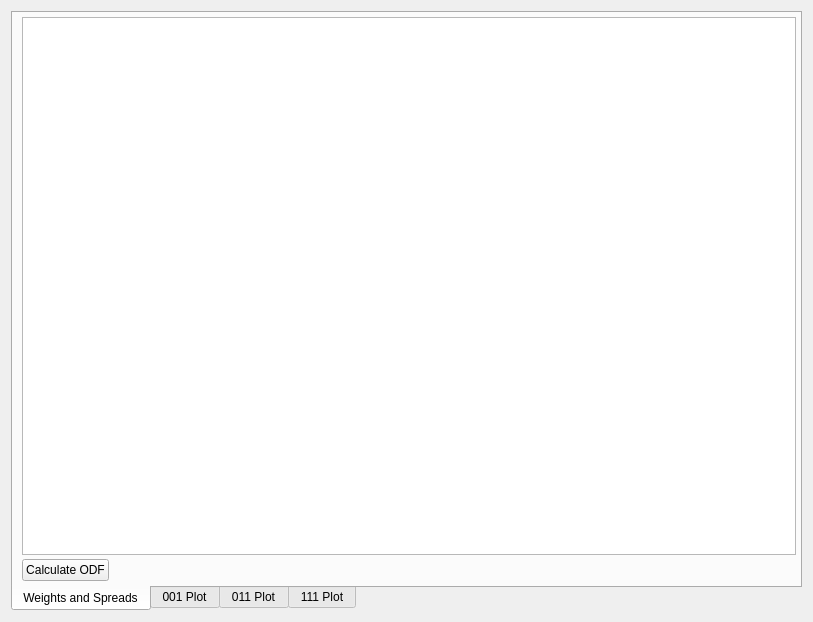
Before: the Qt Designer form Source/AIM/StatsGenerator/UI_Files/StatsGenODFWidget.ui in BlueQuartzSoftware/DREAM3D, drawn with Qt 5.
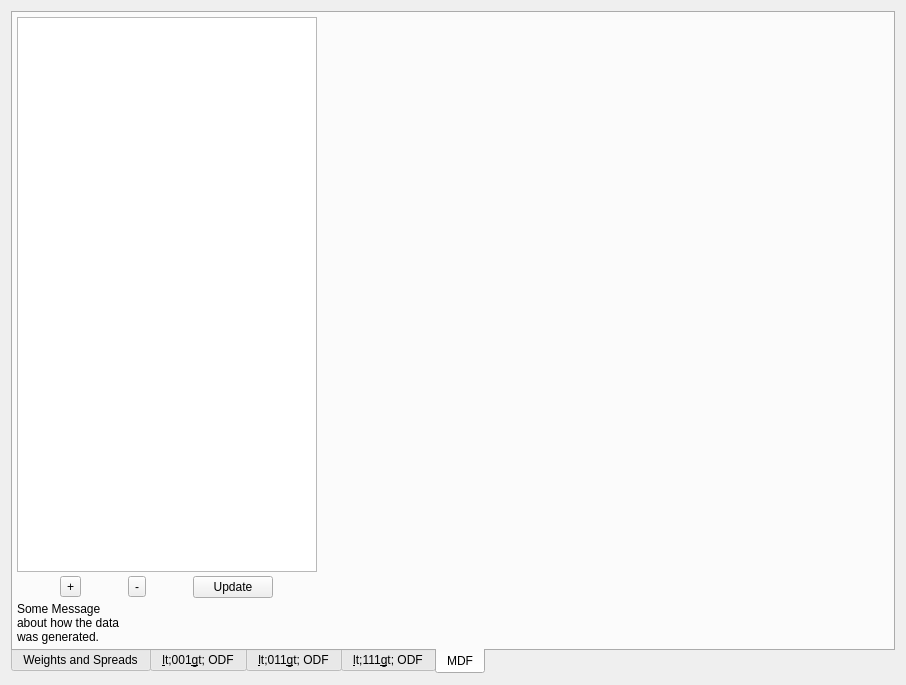
After: the same form once the commit is applied. The open tabs and pages were chosen to show the change. Custom widgets are drawn as their Qt base class.

Commit message: Adding Misorientation Distribution Function GUI elements which will allow the user to calculate the MDF data that is needed by the grain generator module

Patch:
```diff
--- a/Source/AIM/StatsGenerator/UI_Files/StatsGenODFWidget.ui
+++ b/Source/AIM/StatsGenerator/UI_Files/StatsGenODFWidget.ui
@@ -6,8 +6,8 @@
    <rect>
     <x>0</x>
     <y>0</y>
-    <width>813</width>
-    <height>622</height>
+    <width>906</width>
+    <height>685</height>
    </rect>
   </property>
   <property name="windowTitle">
@@ -77,7 +77,7 @@
      </widget>
      <widget class="QWidget" name="tab_2">
       <attribute name="title">
-       <string>001 Plot</string>
+       <string>&lt;001&gt; ODF</string>
       </attribute>
       <layout class="QVBoxLayout" name="verticalLayout_3">
        <item>
@@ -106,7 +106,7 @@
      </widget>
      <widget class="QWidget" name="tab_3">
       <attribute name="title">
-       <string>011 Plot</string>
+       <string>&lt;011&gt; ODF</string>
       </attribute>
       <layout class="QVBoxLayout" name="verticalLayout_4">
        <item>
@@ -141,7 +141,7 @@
      </widget>
      <widget class="QWidget" name="tab_4">
       <attribute name="title">
-       <string>111 Plot</string>
+       <string>&lt;111&gt; ODF</string>
       </attribute>
       <layout class="QVBoxLayout" name="verticalLayout">
        <item>
@@ -168,6 +168,99 @@
        </item>
       </layout>
      </widget>
+     <widget class="QWidget" name="mdf_tab">
+      <attribute name="title">
+       <string>MDF</string>
+      </attribute>
+      <layout class="QHBoxLayout" name="horizontalLayout_3">
+       <property name="spacing">
+        <number>4</number>
+       </property>
+       <property name="margin">
+        <number>4</number>
+       </property>
+       <item>
+        <layout class="QVBoxLayout" name="verticalLayout_6">
+         <item>
+          <widget class="QTableView" name="m_MDFTableView">
+           <property name="sizePolicy">
+            <sizepolicy hsizetype="Minimum" vsizetype="Ignored">
+             <horstretch>0</horstretch>
+             <verstretch>0</verstretch>
+            </sizepolicy>
+           </property>
+           <property name="minimumSize">
+            <size>
+             <width>300</width>
+             <height>0</height>
+            </size>
+           </property>
+          </widget>
+         </item>
+         <item>
+          <layout class="QHBoxLayout" name="horizontalLayout_2" stretch="0,0,0">
+           <property name="sizeConstraint">
+            <enum>QLayout::SetMinAndMaxSize</enum>
+           </property>
+           <item>
+            <widget class="QToolButton" name="addMDFRowBtn">
+             <property name="text">
+              <string>+</string>
+             </property>
+            </widget>
+           </item>
+           <item>
+            <widget class="QToolButton" name="deleteMDFRowBtn">
+             <property name="text">
+              <string>-</string>
+             </property>
+            </widget>
+           </item>
+           <item>
+            <widget class="QPushButton" name="m_MDFUpdateBtn">
+             <property name="sizePolicy">
+              <sizepolicy hsizetype="Fixed" vsizetype="Fixed">
+               <horstretch>0</horstretch>
+               <verstretch>0</verstretch>
+              </sizepolicy>
+             </property>
+             <property name="text">
+              <string>Update</string>
+             </property>
+            </widget>
+           </item>
+          </layout>
+         </item>
+         <item>
+          <widget class="QLabel" name="label">
+           <property name="sizePolicy">
+            <sizepolicy hsizetype="Maximum" vsizetype="Maximum">
+             <horstretch>0</horstretch>
+             <verstretch>0</verstretch>
+            </sizepolicy>
+           </property>
+           <property name="text">
+            <string>Some Message about how the data was generated.</string>
+           </property>
+           <property name="wordWrap">
+            <bool>true</bool>
+           </property>
+          </widget>
+         </item>
+        </layout>
+       </item>
+       <item>
+        <widget class="QwtPlot" name="m_MDFPlot">
+         <property name="sizePolicy">
+          <sizepolicy hsizetype="Ignored" vsizetype="Ignored">
+           <horstretch>0</horstretch>
+           <verstretch>0</verstretch>
+          </sizepolicy>
+         </property>
+        </widget>
+       </item>
+      </layout>
+     </widget>
     </widget>
    </item>
   </layout>
```
Left out of the diff: 6 changed lines with no effect on the pictures. The commit also changes 6 other files.
